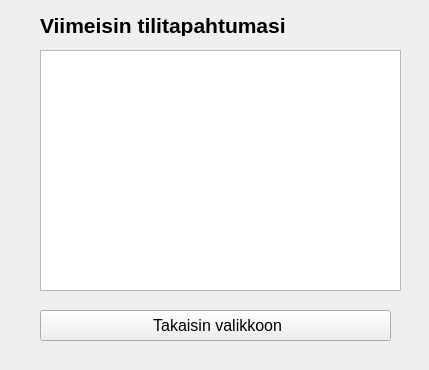
Above: bankautomat/tilitapahtumat.ui from tvt21kmo-bank-project/group_1 before the change. Below: the same form after it.
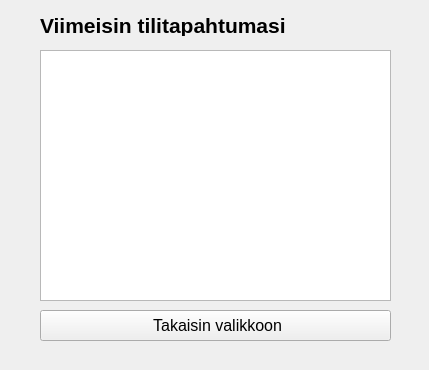
That is the form after the change.

What changed in the file:
```diff
--- a/bankautomat/tilitapahtumat.ui
+++ b/bankautomat/tilitapahtumat.ui
@@ -31,23 +31,6 @@
     <string> Takaisin valikkoon</string>
    </property>
   </widget>
-  <widget class="QTextEdit" name="txtinfo">
-   <property name="geometry">
-    <rect>
-     <x>40</x>
-     <y>50</y>
-     <width>361</width>
-     <height>241</height>
-    </rect>
-   </property>
-   <property name="font">
-    <font>
-     <pointsize>12</pointsize>
-     <weight>75</weight>
-     <bold>true</bold>
-    </font>
-   </property>
-  </widget>
   <widget class="QLabel" name="label">
    <property name="geometry">
     <rect>
@@ -68,6 +51,21 @@
     <string>Viimeisin tilitapahtumasi</string>
    </property>
   </widget>
+  <widget class="QTextEdit" name="txtinfo">
+   <property name="geometry">
+    <rect>
+     <x>40</x>
+     <y>50</y>
+     <width>351</width>
+     <height>251</height>
+    </rect>
+   </property>
+   <property name="font">
+    <font>
+     <pointsize>12</pointsize>
+    </font>
+   </property>
+  </widget>
  </widget>
  <resources/>
  <connections/>
```
